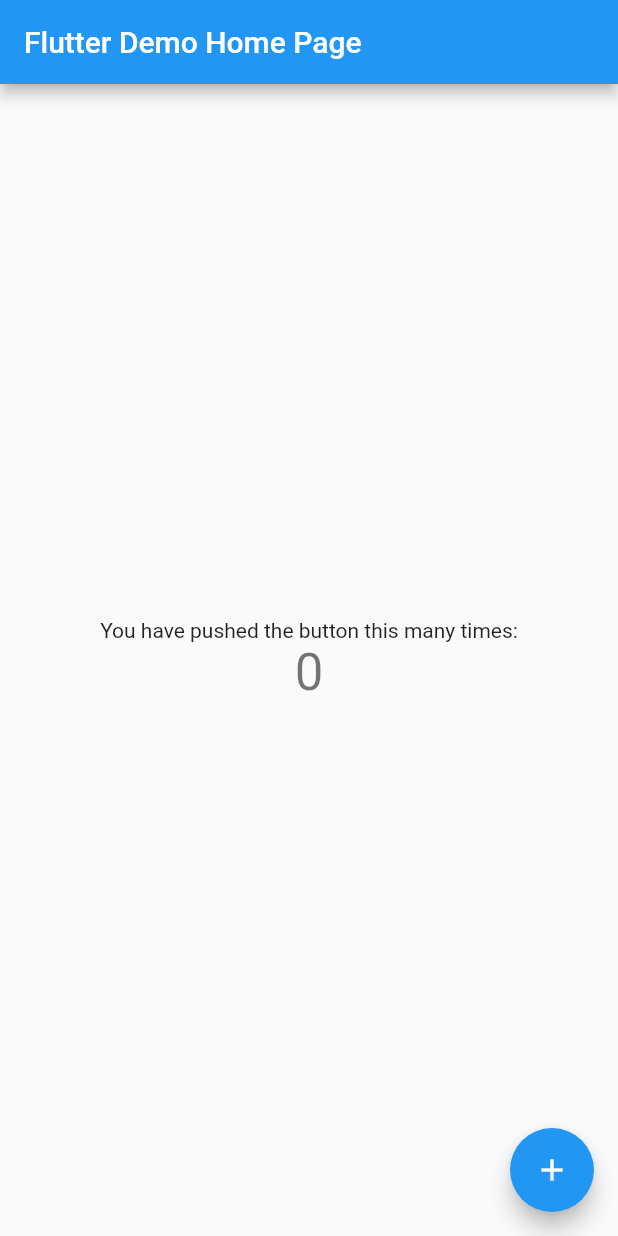
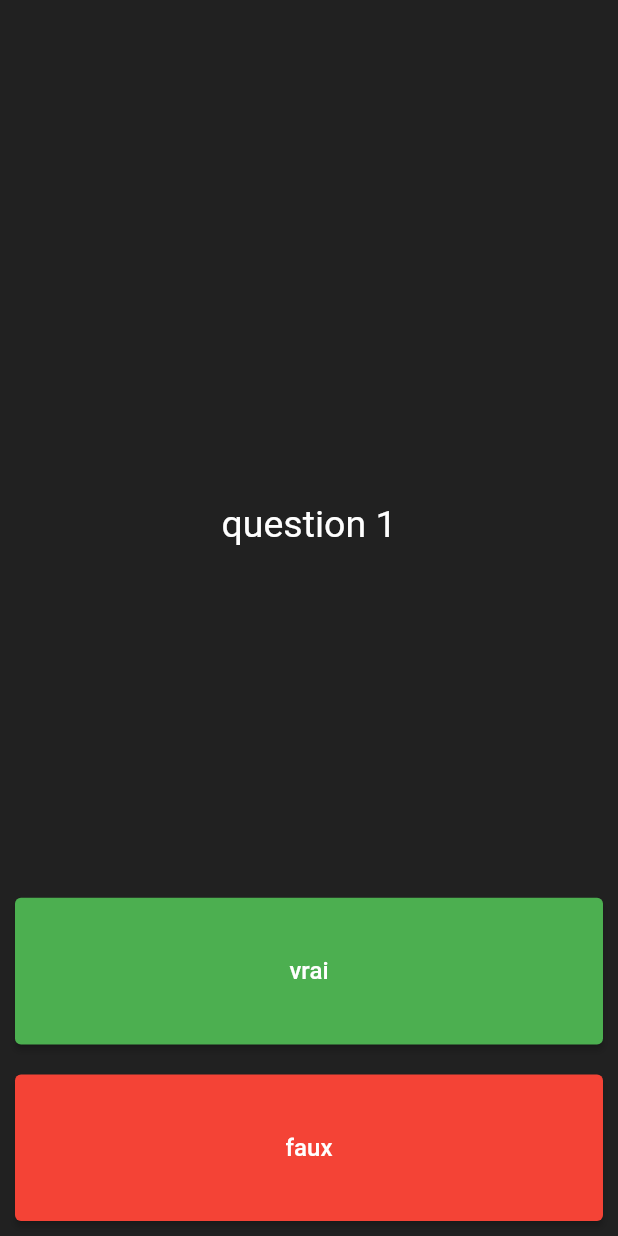
Before and after one commit to Maeyae/quizzer, a Flutter app: the screen it shows after launch, on a phone screen of 412 x 824 dp. Run offline on Flutter 3.47's test engine with Material 2 defaults, Android fonts, the phone set to English and light mode, and no system bars.

Commit message:
structure Quizzer

```diff
--- a/lib/main.dart
+++ b/lib/main.dart
@@ -1,115 +1,76 @@
 import 'package:flutter/material.dart';
 
 void main() {
-  runApp(const MyApp());
+  runApp(const Myapp());
 }
 
-class MyApp extends StatelessWidget {
-  const MyApp({Key? key}) : super(key: key);
+class Myapp extends StatefulWidget {
+  const Myapp({Key? key}) : super(key: key);
 
-  // This widget is the root of your application.
+  @override
+  _MyappState createState() => _MyappState();
+}
+class _MyappState extends State<Myapp> {
   @override
   Widget build(BuildContext context) {
     return MaterialApp(
-      title: 'Flutter Demo',
-      theme: ThemeData(
-        // This is the theme of your application.
-        //
-        // Try running your application with "flutter run". You'll see the
-        // application has a blue toolbar. Then, without quitting the app, try
-        // changing the primarySwatch below to Colors.green and then invoke
-        // "hot reload" (press "r" in the console where you ran "flutter run",
-        // or simply save your changes to "hot reload" in a Flutter IDE).
-        // Notice that the counter didn't reset back to zero; the application
-        // is not restarted.
-        primarySwatch: Colors.blue,
+        home: Scaffold(
+          backgroundColor: Colors.grey[900],
+            body: SafeArea(
+         child: Column(
+           crossAxisAlignment: CrossAxisAlignment.stretch,
+           children: [
+             Expanded(flex: 5, child: Padding(
+               padding: EdgeInsets.only(top:110, left:20, right:20),
+               child: Center(
+                 child: Text(
+                  "question 1",
+             style: TextStyle(color: Colors.white, fontSize: 25),
+             ),
+               ),
+             ),
+        ),
+             Expanded(child: Padding(
+             padding: const EdgeInsets.all(10.0),
+    child: (
+    ElevatedButton(
+    child: Text(
+    "vrai",
+      style: TextStyle(color: Colors.white, fontSize: 16),
+    ),
+      style: ElevatedButton.styleFrom(
+       primary: Colors.green,
+       onPrimary: Colors.white,
       ),
-      home: const MyHomePage(title: 'Flutter Demo Home Page'),
+      onPressed: () {},
+    )
+    ),
+    ),
+             ),
+             Expanded(child: Padding(
+               padding: const EdgeInsets.all(10.0),
+               child: (
+                   ElevatedButton(
+                     child: Text(
+                       "faux",
+                       style: TextStyle(color: Colors.white, fontSize: 16),
+                     ),
+                     style: ElevatedButton.styleFrom(
+                       primary: Colors.red,
+                       onPrimary: Colors.white,
+                     ),
+                     onPressed: () {},
+                   )
+               ),
+             ),
+             ),
+    ],
+    ),
+
+
+
+    ),
+    ),
     );
   }
 }
-
-class MyHomePage extends StatefulWidget {
-  const MyHomePage({Key? key, required this.title}) : super(key: key);
-
-  // This widget is the home page of your application. It is stateful, meaning
-  // that it has a State object (defined below) that contains fields that affect
-  // how it looks.
-
-  // This class is the configuration for the state. It holds the values (in this
-  // case the title) provided by the parent (in this case the App widget) and
-  // used by the build method of the State. Fields in a Widget subclass are
-  // always marked "final".
-
-  final String title;
-
-  @override
-  State<MyHomePage> createState() => _MyHomePageState();
-}
-
-class _MyHomePageState extends State<MyHomePage> {
-  int _counter = 0;
-
-  void _incrementCounter() {
-    setState(() {
-      // This call to setState tells the Flutter framework that something has
-      // changed in this State, which causes it to rerun the build method below
-      // so that the display can reflect the updated values. If we changed
-      // _counter without calling setState(), then the build method would not be
-      // called again, and so nothing would appear to happen.
-      _counter++;
-    });
-  }
-
-  @override
-  Widget build(BuildContext context) {
-    // This method is rerun every time setState is called, for instance as done
-    // by the _incrementCounter method above.
-    //
-    // The Flutter framework has been optimized to make rerunning build methods
-    // fast, so that you can just rebuild anything that needs updating rather
-    // than having to individually change instances of widgets.
-    return Scaffold(
-      appBar: AppBar(
-        // Here we take the value from the MyHomePage object that was created by
-        // the App.build method, and use it to set our appbar title.
-        title: Text(widget.title),
-      ),
-      body: Center(
-        // Center is a layout widget. It takes a single child and positions it
-        // in the middle of the parent.
-        child: Column(
-          // Column is also a layout widget. It takes a list of children and
-          // arranges them vertically. By default, it sizes itself to fit its
-          // children horizontally, and tries to be as tall as its parent.
-          //
-          // Invoke "debug painting" (press "p" in the console, choose the
-          // "Toggle Debug Paint" action from the Flutter Inspector in Android
-          // Studio, or the "Toggle Debug Paint" command in Visual Studio Code)
-          // to see the wireframe for each widget.
-          //
-          // Column has various properties to control how it sizes itself and
-          // how it positions its children. Here we use mainAxisAlignment to
-          // center the children vertically; the main axis here is the vertical
-          // axis because Columns are vertical (the cross axis would be
-          // horizontal).
-          mainAxisAlignment: MainAxisAlignment.center,
-          children: <Widget>[
-            const Text(
-              'You have pushed the button this many times:',
-            ),
-            Text(
-              '$_counter',
-              style: Theme.of(context).textTheme.headline4,
-            ),
-          ],
-        ),
-      ),
-      floatingActionButton: FloatingActionButton(
-        onPressed: _incrementCounter,
-        tooltip: 'Increment',
-        child: const Icon(Icons.add),
-      ), // This trailing comma makes auto-formatting nicer for build methods.
-    );
-  }
-}
```
